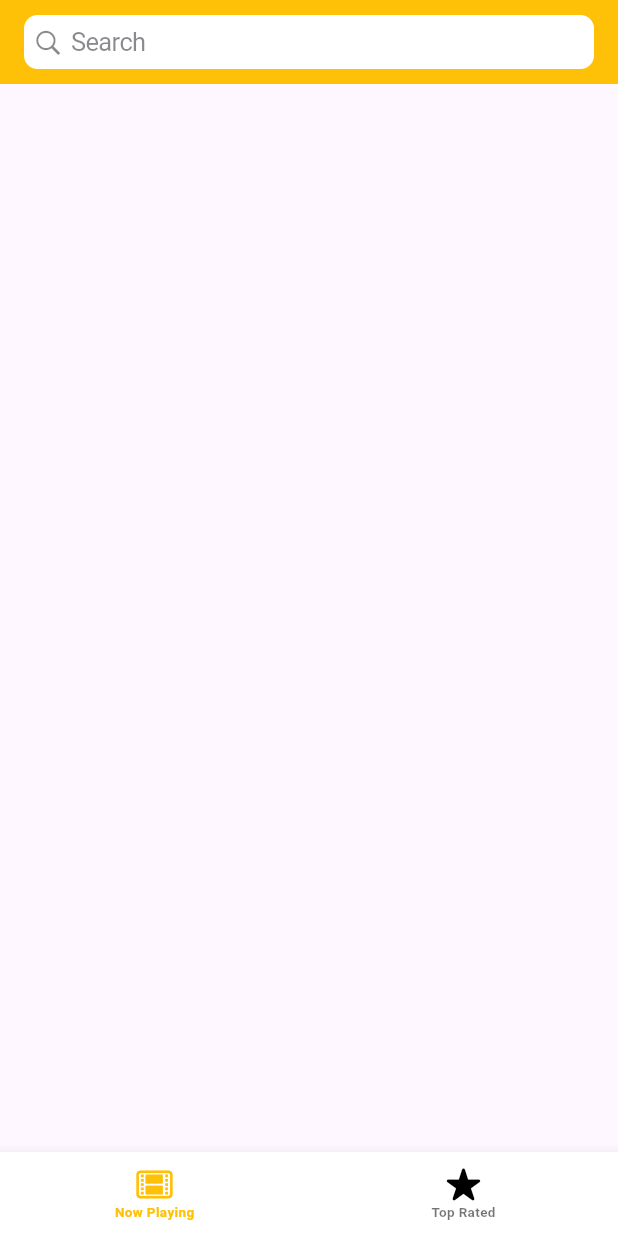
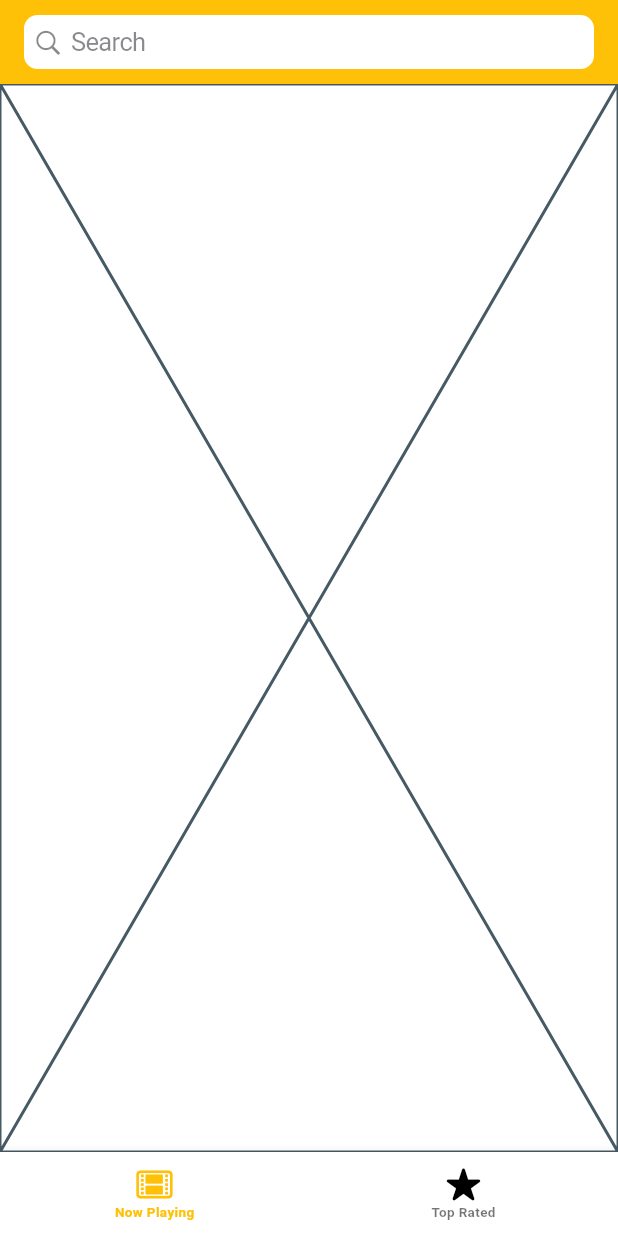
Before and after one commit to sanushcj/BrewApps-Task-2, a Flutter app: the screen it shows after launch, on a phone screen of 412 x 824 dp. Run offline on Flutter 3.47's test engine with Material 2 defaults, Android fonts, the light colour scheme and no system bars.

Commit message:
screen one started

```diff
--- a/lib/features/bottombar/mybottomnavbar.dart
+++ b/lib/features/bottombar/mybottomnavbar.dart
@@ -1,4 +1,4 @@
-import 'package:brewapps_task02/features/home/homepage.dart';
+import 'package:brewapps_task02/features/home/page/homepage.dart';
 import 'package:flutter/cupertino.dart';
 import 'package:flutter/material.dart';
 
@@ -8,9 +8,7 @@ class ScreenNavigation extends StatelessWidget {
   ScreenNavigation({Key? key}) : super(key: key);
   static ValueNotifier<int> selectedPageIndex = ValueNotifier(0);
   final _pages = [
-    const MyHomePage(
-      title: '',
-    ),
+    const MyHomePage(),
   ];
   @override
   Widget build(BuildContext context) {
--- a/lib/features/home/homepage.dart
+++ b/lib/features/home/page/homepage.dart
@@ -1,10 +1,10 @@
 import 'package:flutter/material.dart';
 
 class MyHomePage extends StatelessWidget {
-  const MyHomePage({super.key, required String title});
+  const MyHomePage({super.key});
 
   @override
   Widget build(BuildContext context) {
-    return Scaffold();
+    return const Placeholder();
   }
 }
--- /dev/null
+++ b/lib/features/home/services/home_controller.dart
@@ -0,0 +1 @@
+class HomeController extends GetXController {}
--- a/lib/main.dart
+++ b/lib/main.dart
@@ -1,6 +1,6 @@
 import 'package:brewapps_task02/features/bottombar/mybottomnavbar.dart';
 import 'package:flutter/material.dart';
-import 'features/home/homepage.dart';
+import 'features/home/page/homepage.dart';
 
 void main() {
   runApp(const MyApp());
```
Also changed, not shown: pubspec.yaml (+4 -12 lines), lib/common/feedtile.dart (added), pubspec.lock.
